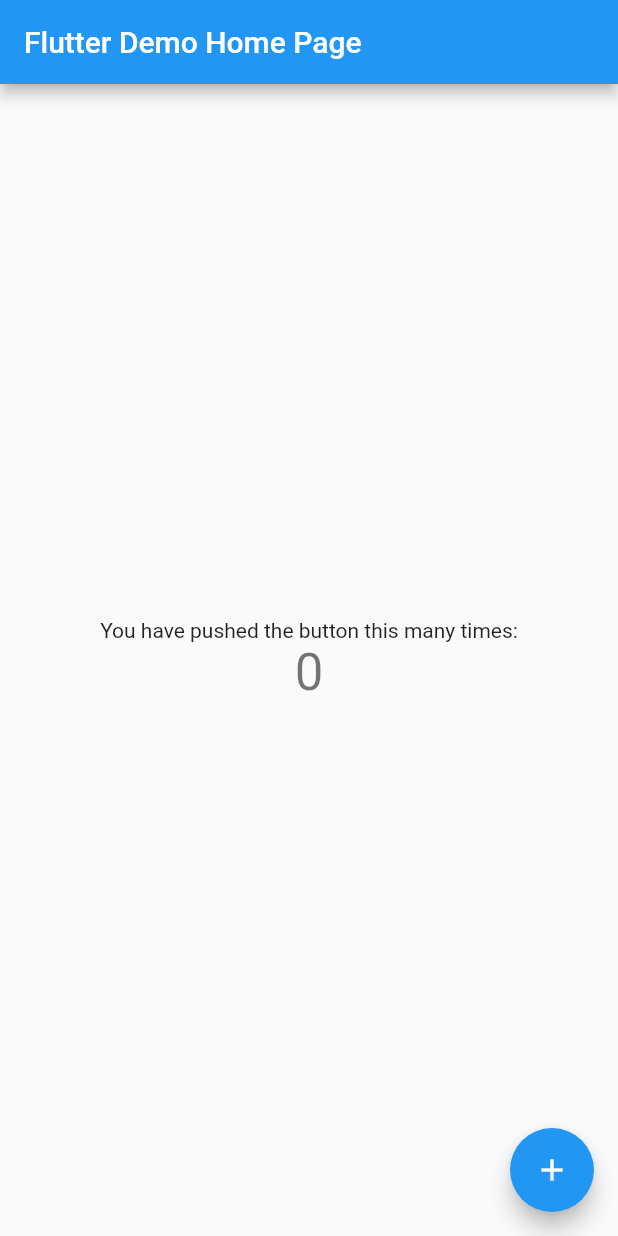
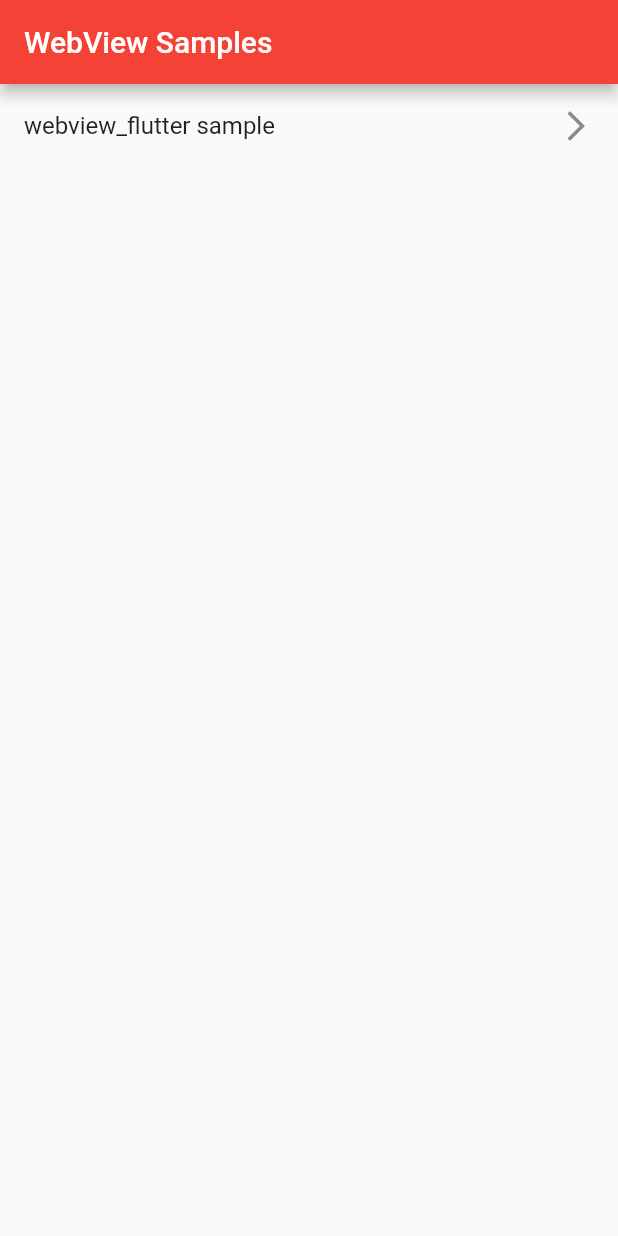
Before and after one commit to popy1017/flutter_webview_samples, a Flutter app: the screen it shows after launch, on a phone screen of 412 x 824 dp. Run offline on Flutter 3.47's test engine with Material 2 defaults, Android fonts, the phone set to English and light mode, and no system bars; our stand-ins replace webview_flutter.

Commit message:
webview_flutterのサンプルを追加

```diff
--- a/lib/main.dart
+++ b/lib/main.dart
@@ -1,117 +1,54 @@
 import 'package:flutter/material.dart';
+import 'package:webview_samples/webview_flutter_sample.dart';
+
+const String url = 'https://flutter.dev/';
 
 void main() {
   runApp(MyApp());
 }
 
 class MyApp extends StatelessWidget {
-  // This widget is the root of your application.
   @override
   Widget build(BuildContext context) {
     return MaterialApp(
       title: 'Flutter Demo',
       theme: ThemeData(
-        // This is the theme of your application.
-        //
-        // Try running your application with "flutter run". You'll see the
-        // application has a blue toolbar. Then, without quitting the app, try
-        // changing the primarySwatch below to Colors.green and then invoke
-        // "hot reload" (press "r" in the console where you ran "flutter run",
-        // or simply save your changes to "hot reload" in a Flutter IDE).
-        // Notice that the counter didn't reset back to zero; the application
-        // is not restarted.
-        primarySwatch: Colors.blue,
-        // This makes the visual density adapt to the platform that you run
-        // the app on. For desktop platforms, the controls will be smaller and
-        // closer together (more dense) than on mobile platforms.
+        primarySwatch: Colors.red,
         visualDensity: VisualDensity.adaptivePlatformDensity,
       ),
-      home: MyHomePage(title: 'Flutter Demo Home Page'),
+      home: Home(),
     );
   }
 }
 
-class MyHomePage extends StatefulWidget {
-  MyHomePage({Key key, this.title}) : super(key: key);
-
-  // This widget is the home page of your application. It is stateful, meaning
-  // that it has a State object (defined below) that contains fields that affect
-  // how it looks.
-
-  // This class is the configuration for the state. It holds the values (in this
-  // case the title) provided by the parent (in this case the App widget) and
-  // used by the build method of the State. Fields in a Widget subclass are
-  // always marked "final".
-
-  final String title;
-
+class Home extends StatelessWidget {
   @override
-  _MyHomePageState createState() => _MyHomePageState();
-}
-
-class _MyHomePageState extends State<MyHomePage> {
-  int _counter = 0;
-
-  void _incrementCounter() {
-    setState(() {
-      // This call to setState tells the Flutter framework that something has
-      // changed in this State, which causes it to rerun the build method below
-      // so that the display can reflect the updated values. If we changed
-      // _counter without calling setState(), then the build method would not be
-      // called again, and so nothing would appear to happen.
-      _counter++;
-    });
+  Widget build(BuildContext context) {
+    return Scaffold(
+      appBar: AppBar(
+        title: Text('WebView Samples'),
+      ),
+      body: ListView(
+        children: [
+          _buildListTile(
+            context,
+            'webview_flutter sample',
+            WebViewFlutterSample(),
+          ),
+        ],
+      ),
+    );
   }
 
-  @override
-  Widget build(BuildContext context) {
-    // This method is rerun every time setState is called, for instance as done
-    // by the _incrementCounter method above.
-    //
-    // The Flutter framework has been optimized to make rerunning build methods
-    // fast, so that you can just rebuild anything that needs updating rather
-    // than having to individually change instances of widgets.
-    return Scaffold(
-      appBar: AppBar(
-        // Here we take the value from the MyHomePage object that was created by
-        // the App.build method, and use it to set our appbar title.
-        title: Text(widget.title),
-      ),
-      body: Center(
-        // Center is a layout widget. It takes a single child and positions it
-        // in the middle of the parent.
-        child: Column(
-          // Column is also a layout widget. It takes a list of children and
-          // arranges them vertically. By default, it sizes itself to fit its
-          // children horizontally, and tries to be as tall as its parent.
-          //
-          // Invoke "debug painting" (press "p" in the console, choose the
-          // "Toggle Debug Paint" action from the Flutter Inspector in Android
-          // Studio, or the "Toggle Debug Paint" command in Visual Studio Code)
-          // to see the wireframe for each widget.
-          //
-          // Column has various properties to control how it sizes itself and
-          // how it positions its children. Here we use mainAxisAlignment to
-          // center the children vertically; the main axis here is the vertical
-          // axis because Columns are vertical (the cross axis would be
-          // horizontal).
-          mainAxisAlignment: MainAxisAlignment.center,
-          children: <Widget>[
-            Text(
-              'You have pushed the button this many times:',
-            ),
-            Text(
-              '$_counter',
-              style: Theme.of(context).textTheme.headline4,
-            ),
-          ],
-        ),
-      ),
-      floatingActionButton: FloatingActionButton(
-        onPressed: _incrementCounter,
-        tooltip: 'Increment',
-        child: Icon(Icons.add),
-      ), // This trailing comma makes auto-formatting nicer for build methods.
+  ListTile _buildListTile(BuildContext context, String title, Widget widget) {
+    return ListTile(
+      title: Text(title),
+      trailing: Icon(Icons.arrow_forward_ios),
+      onTap: () => _moveTo(context, widget),
     );
   }
+
+  void _moveTo(BuildContext context, Widget widget) {
+    Navigator.push(context, MaterialPageRoute(builder: (_) => widget));
+  }
 }
--- /dev/null
+++ b/lib/webview_flutter_sample.dart
@@ -0,0 +1,17 @@
+import 'package:flutter/material.dart';
+import 'package:webview_flutter/webview_flutter.dart';
+import 'package:webview_samples/main.dart';
+
+class WebViewFlutterSample extends StatelessWidget {
+  @override
+  Widget build(BuildContext context) {
+    return Scaffold(
+      appBar: AppBar(
+        title: Text(this.toStringShort()),
+      ),
+      body: WebView(
+        initialUrl: url,
+      ),
+    );
+  }
+}
--- a/pubspec.yaml
+++ b/pubspec.yaml
@@ -3,7 +3,7 @@ description: A new Flutter project.
 
 # The following line prevents the package from being accidentally published to
 # pub.dev using `pub publish`. This is preferred for private packages.
-publish_to: 'none' # Remove this line if you wish to publish to pub.dev
+publish_to: "none" # Remove this line if you wish to publish to pub.dev
 
 # The following defines the version and build number for your application.
 # A version number is three numbers separated by dots, like 1.2.43
@@ -24,6 +24,7 @@ dependencies:
   flutter:
     sdk: flutter
 
+  webview_flutter: ^1.0.7
 
   # The following adds the Cupertino Icons font to your application.
   # Use with the CupertinoIcons class for iOS style icons.
@@ -38,7 +39,6 @@ dev_dependencies:
 
 # The following section is specific to Flutter.
 flutter:
-
   # The following line ensures that the Material Icons font is
   # included with your application, so that you can use the icons in
   # the material Icons class.
```
Also changed, not shown: pubspec.lock, 6 other files.
